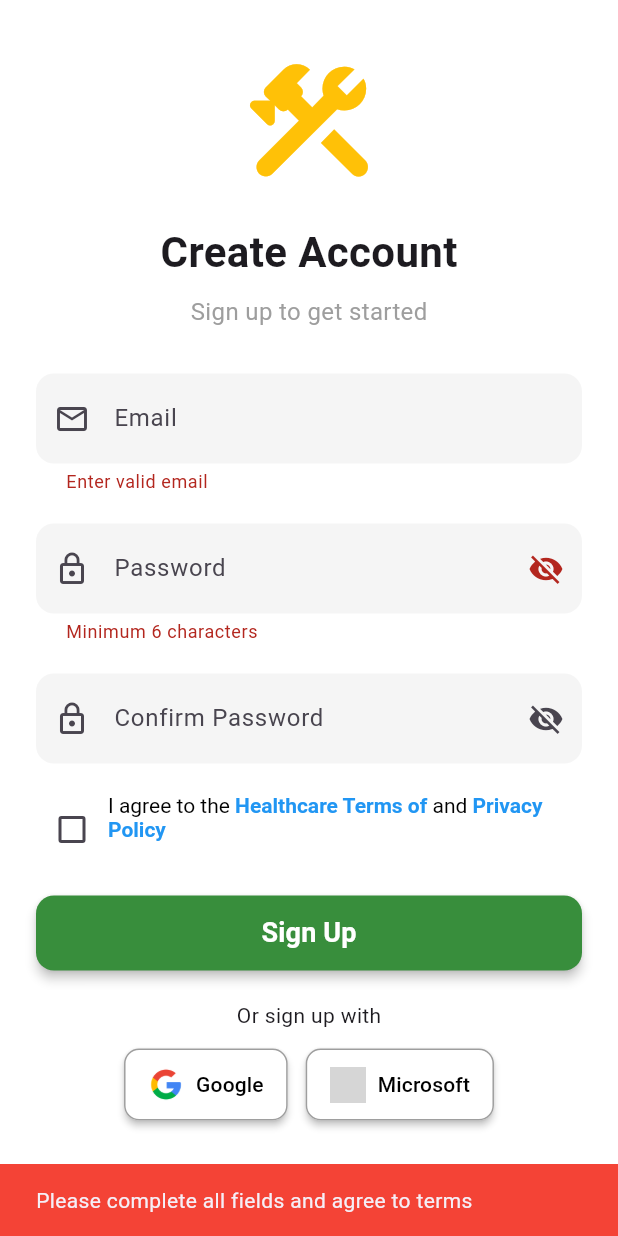
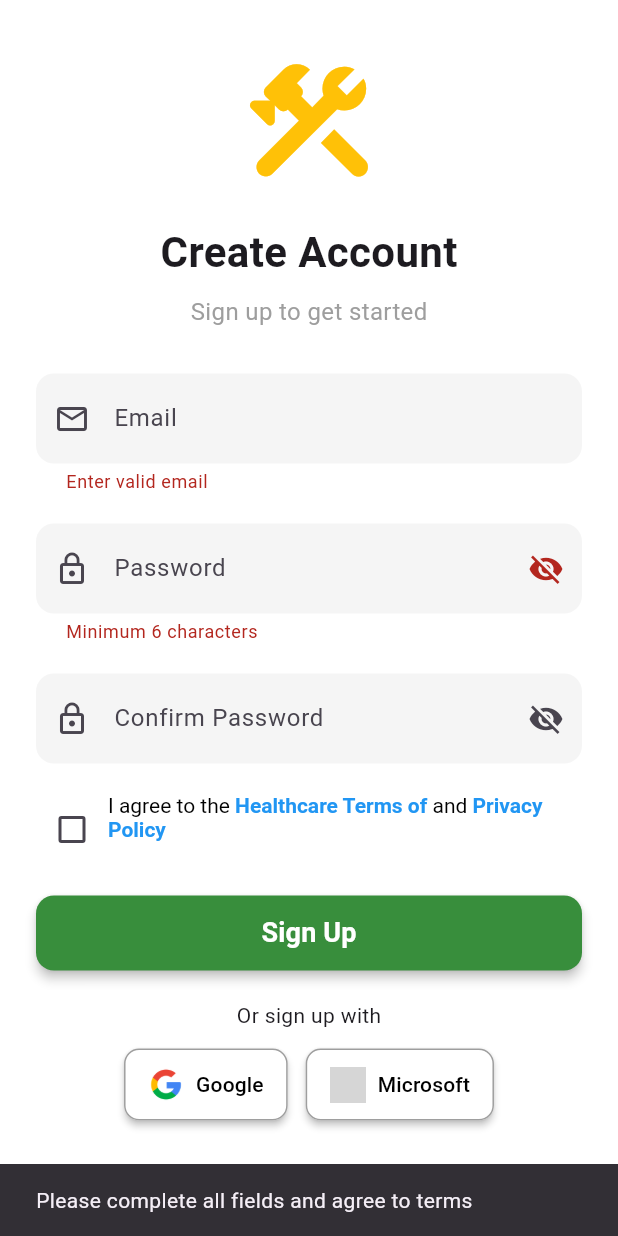
Before and after one commit to shadiah-nalubega/POTHOLE-DETECTION-PROJECT, a Flutter app: the SignPage screen opened by its route, after a tap on "Sign Up", on a phone screen of 412 x 824 dp. Run offline on Flutter 3.47's test engine with Material 3 defaults, Android fonts, the phone set to English and light mode, and no system bars; our stand-ins replace firebase_core, flutter_map, geolocator, google_fonts, latlong2; accounts and stored records are empty; grey boxes are pictures that could not be loaded.

Commit message:
corrected the embedded

```diff
--- a/pothole1/lib/auth/sign_page.dart
+++ b/pothole1/lib/auth/sign_page.dart
@@ -1,7 +1,7 @@
 import 'package:flutter/material.dart';
 import 'package:flutter/gestures.dart';
-import 'package:firebase_auth/firebase_auth.dart'; // ✅ Firebase Auth
 
+// Sign Up Page
 class SignPage extends StatefulWidget {
   const SignPage({super.key});
 
@@ -9,7 +9,8 @@ class SignPage extends StatefulWidget {
   State<SignPage> createState() => _SignPageState();
 }
 
-class _SignPageState extends State<SignPage> with SingleTickerProviderStateMixin {
+class _SignPageState extends State<SignPage>
+    with SingleTickerProviderStateMixin {
   final _formKey = GlobalKey<FormState>();
   bool _obscurePassword = true;
   bool _obscureConfirmPassword = true;
@@ -20,7 +21,8 @@ class _SignPageState extends State<SignPage> with SingleTickerProviderStateMixin
 
   final TextEditingController _emailController = TextEditingController();
   final TextEditingController _passwordController = TextEditingController();
-  final TextEditingController _confirmPasswordController = TextEditingController();
+  final TextEditingController _confirmPasswordController =
+      TextEditingController();
 
   @override
   void initState() {
@@ -42,47 +44,6 @@ class _SignPageState extends State<SignPage> with SingleTickerProviderStateMixin
     super.dispose();
   }
 
-  void _showErrorSnackbar(String message) {
-    ScaffoldMessenger.of(context).showSnackBar(
-      SnackBar(content: Text(message), backgroundColor: Colors.red),
-    );
-  }
-
-  void _showSuccessSnackbar(String message) {
-    ScaffoldMessenger.of(context).showSnackBar(
-      SnackBar(content: Text(message), backgroundColor: Colors.green),
-    );
-  }
-
-  Future<void> _onSignUpPressed() async {
-    if (_formKey.currentState!.validate() && _agreeToTerms) {
-      try {
-        final email = _emailController.text.trim();
-        final password = _passwordController.text;
-
-        await FirebaseAuth.instance.createUserWithEmailAndPassword(
-          email: email,
-          password: password,
-        );
-
-        _showSuccessSnackbar('Account created successfully!');
-        Navigator.of(context).pushReplacementNamed('/login');
-      } on FirebaseAuthException catch (e) {
-        if (e.code == 'email-already-in-use') {
-          _showErrorSnackbar('This email is already in use.');
-        } else if (e.code == 'weak-password') {
-          _showErrorSnackbar('Password is too weak.');
-        } else {
-          _showErrorSnackbar(e.message ?? 'Sign up failed.');
-        }
-      } catch (e) {
-        _showErrorSnackbar('An unexpected error occurred.');
-      }
-    } else {
-      _showErrorSnackbar('Please complete all fields and agree to terms');
-    }
-  }
-
   @override
   Widget build(BuildContext context) {
     return Scaffold(
@@ -97,48 +58,87 @@ class _SignPageState extends State<SignPage> with SingleTickerProviderStateMixin
               child: Column(
                 crossAxisAlignment: CrossAxisAlignment.center,
                 children: [
-                  const Icon(Icons.construction_rounded, size: 100, color: Colors.amber),
+                  const Icon(
+                    Icons.construction_rounded,
+                    size: 100,
+                    color: Colors.amber,
+                  ),
                   const SizedBox(height: 16),
-                  const Text('Create Account', style: TextStyle(fontSize: 28, fontWeight: FontWeight.bold)),
+                  const Text(
+                    'Create Account',
+                    style: TextStyle(fontSize: 28, fontWeight: FontWeight.bold),
+                  ),
                   const SizedBox(height: 8),
-                  const Text('Sign up to get started', style: TextStyle(fontSize: 16, color: Colors.grey)),
+                  const Text(
+                    'Sign up to get started',
+                    style: TextStyle(fontSize: 16, color: Colors.grey),
+                  ),
                   const SizedBox(height: 30),
 
+                  // Email
                   _buildTextField(
                     controller: _emailController,
                     hintText: 'Email',
                     icon: Icons.email_outlined,
                     keyboardType: TextInputType.emailAddress,
-                    validator: (val) => val != null && val.contains('@') ? null : 'Enter valid email',
+                    validator: (val) => val != null && val.contains('@')
+                        ? null
+                        : 'Enter valid email',
                   ),
                   const SizedBox(height: 20),
 
+                  // Password
                   TextFormField(
                     controller: _passwordController,
                     obscureText: _obscurePassword,
-                    validator: (val) => val != null && val.length >= 6 ? null : 'Minimum 6 characters',
-                    decoration: _inputDecoration(Icons.lock_outline, 'Password').copyWith(
+                    validator: (val) => val != null && val.length >= 6
+                        ? null
+                        : 'Minimum 6 characters',
+                    decoration: _inputDecoration(Icons.lock_outline, 'Password')
+                        .copyWith(
                           suffixIcon: IconButton(
-                        icon: Icon(_obscurePassword ? Icons.visibility_off : Icons.visibility),
-                        onPressed: () => setState(() => _obscurePassword = !_obscurePassword),
+                            icon: Icon(
+                              _obscurePassword
+                                  ? Icons.visibility_off
+                                  : Icons.visibility,
+                            ),
+                            onPressed: () => setState(
+                              () => _obscurePassword = !_obscurePassword,
+                            ),
                           ),
                         ),
                   ),
                   const SizedBox(height: 20),
 
+                  // Confirm Password
                   TextFormField(
                     controller: _confirmPasswordController,
                     obscureText: _obscureConfirmPassword,
-                    validator: (val) => val != null && val == _passwordController.text ? null : 'Passwords do not match',
-                    decoration: _inputDecoration(Icons.lock_outline, 'Confirm Password').copyWith(
+                    validator: (val) =>
+                        val != null && val == _passwordController.text
+                        ? null
+                        : 'Passwords do not match',
+                    decoration:
+                        _inputDecoration(
+                          Icons.lock_outline,
+                          'Confirm Password',
+                        ).copyWith(
                           suffixIcon: IconButton(
-                        icon: Icon(_obscureConfirmPassword ? Icons.visibility_off : Icons.visibility),
-                        onPressed: () => setState(() => _obscureConfirmPassword = !_obscureConfirmPassword),
+                            icon: Icon(
+                              _obscureConfirmPassword
+                                  ? Icons.visibility_off
+                                  : Icons.visibility,
+                            ),
+                            onPressed: () => setState(
+                              () => _obscureConfirmPassword =
+                                  !_obscureConfirmPassword,
+                            ),
                           ),
                         ),
                   ),
                   const SizedBox(height: 20),
 
+                  // Terms and conditions
                   Row(
                     crossAxisAlignment: CrossAxisAlignment.start,
                     children: [
@@ -156,14 +156,26 @@ class _SignPageState extends State<SignPage> with SingleTickerProviderStateMixin
                             children: [
                               TextSpan(
                                 text: 'Healthcare Terms of',
-                                style: const TextStyle(color: Colors.blue, fontWeight: FontWeight.bold),
-                                recognizer: TapGestureRecognizer()..onTap = () {},
+                                style: const TextStyle(
+                                  color: Colors.blue,
+                                  fontWeight: FontWeight.bold,
+                                ),
+                                recognizer: TapGestureRecognizer()
+                                  ..onTap = () {
+                                    // Open terms
+                                  },
                               ),
                               const TextSpan(text: ' and '),
                               TextSpan(
                                 text: 'Privacy Policy',
-                                style: const TextStyle(color: Colors.blue, fontWeight: FontWeight.bold),
-                                recognizer: TapGestureRecognizer()..onTap = () {},
+                                style: const TextStyle(
+                                  color: Colors.blue,
+                                  fontWeight: FontWeight.bold,
+                                ),
+                                recognizer: TapGestureRecognizer()
+                                  ..onTap = () {
+                                    // Open privacy policy
+                                  },
                               ),
                             ],
                           ),
@@ -173,16 +185,37 @@ class _SignPageState extends State<SignPage> with SingleTickerProviderStateMixin
                   ),
                   const SizedBox(height: 20),
 
+                  // Sign Up Button
                   ElevatedButton(
-                    onPressed: _onSignUpPressed,
+                    onPressed: () {
+                      if (_formKey.currentState!.validate() && _agreeToTerms) {
+                        // Proceed with sign-up
+                      } else {
+                        ScaffoldMessenger.of(context).showSnackBar(
+                          const SnackBar(
+                            content: Text(
+                              'Please complete all fields and agree to terms',
+                            ),
+                          ),
+                        );
+                      }
+                    },
                     style: ElevatedButton.styleFrom(
                       minimumSize: const Size.fromHeight(50),
                       backgroundColor: Colors.green.shade700,
                       foregroundColor: Colors.white,
-                      shape: RoundedRectangleBorder(borderRadius: BorderRadius.circular(12)),
+                      shape: RoundedRectangleBorder(
+                        borderRadius: BorderRadius.circular(12),
+                      ),
                       elevation: 3,
                     ),
-                    child: const Text('Sign Up', style: TextStyle(fontSize: 18, fontWeight: FontWeight.bold)),
+                    child: const Text(
+                      'Sign Up',
+                      style: TextStyle(
+                        fontSize: 18,
+                        fontWeight: FontWeight.bold,
+                      ),
+                    ),
                   ),
                   const SizedBox(height: 20),
 
@@ -202,12 +235,22 @@ class _SignPageState extends State<SignPage> with SingleTickerProviderStateMixin
                   RichText(
                     text: TextSpan(
                       children: [
-                        const TextSpan(text: "Already have an account? ", style: TextStyle(color: Colors.black, fontSize: 16)),
+                        const TextSpan(
+                          text: "Already have an account? ",
+                          style: TextStyle(color: Colors.black, fontSize: 16),
+                        ),
                         TextSpan(
                           text: 'Sign In',
-                          style: const TextStyle(color: Colors.blue, fontWeight: FontWeight.bold, fontSize: 16),
+                          style: const TextStyle(
+                            color: Colors.blue,
+                            fontWeight: FontWeight.bold,
+                            fontSize: 16,
+                          ),
                           recognizer: TapGestureRecognizer()
-                            ..onTap = () => Navigator.of(context).pushNamed("/login"),
+                            ..onTap = () {
+                              // must push
+                              Navigator.of(context).pushNamed("/login");
+                            },
                         ),
                       ],
                     ),
@@ -253,7 +296,7 @@ class _SignPageState extends State<SignPage> with SingleTickerProviderStateMixin
   Widget _socialButton(String iconPath, String label) {
     return ElevatedButton.icon(
       onPressed: () {
-        // Future: Implement Google/Microsoft Sign-in
+        // Handle social sign-in
       },
       icon: Image.asset(iconPath, height: 24),
       label: Text(label),
--- a/pothole1/lib/main.dart
+++ b/pothole1/lib/main.dart
@@ -33,7 +33,3 @@ class MyApp extends StatelessWidget {
     );
   }
 }
-  // final String orsApiKey =
-  //     'eyJvcmciOiI1YjNjZTM1OTc4NTExMTAwMDFjZjYyNDgiLCJpZCI6ImY5ZmRlMzA0MGQxOTQ5Nzg5ZmVmNDk2NjQzODI1ZmExIiwiaCI6Im11cm11cjY0In0=';
-  // final String thingSpeakUrl =
-  //     'https://api.thingspeak.com/channels/3004931/feeds.json?api_key=HCX3A9AOSBAKYPXG&results=100';
```
Also changed, not shown: pothole1/lib/auth/login_page.dart (+52 -81 lines), pothole1/pubspec copy.yaml (added, +96 -0 lines), pothole1/pubspec.lock, 2 other files. Lines whose indentation alone changed are shown as unchanged.
